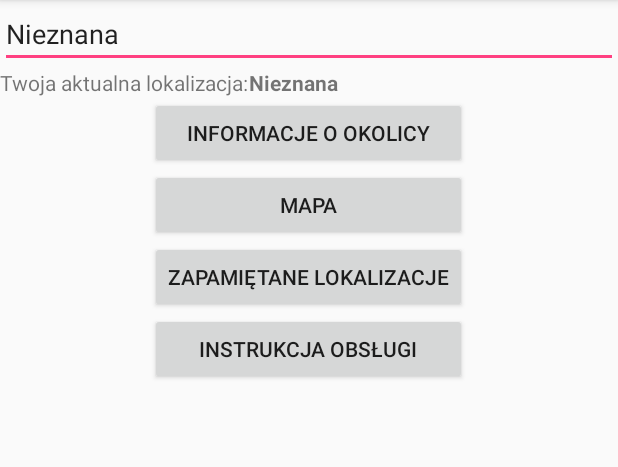
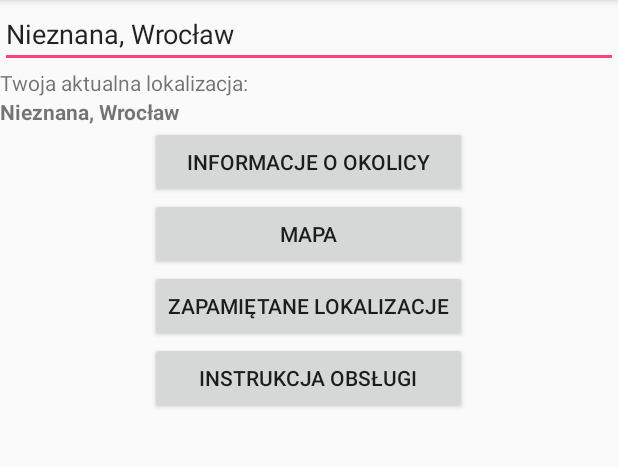
Before and after one commit to mtwolak/zwis2017, an Android app: the screen it shows after launch (MainActivity), in the options menu, after a tap on "Zapamiętaj lokalizację", on a phone screen of 412 x 824 dp, the part 84-551 px from its top. Run offline under Robolectric (Android 15) with nearby library versions, the phone set to English and light mode, and no system bars.

Commit message:
Poprawiłem wyświetlanie miejscowości

```diff
--- a/impl/app/src/main/java/pwr/edu/pl/zwis2017/db/localization/LocalizationManagerDatabase.java
+++ b/impl/app/src/main/java/pwr/edu/pl/zwis2017/db/localization/LocalizationManagerDatabase.java
@@ -10,7 +10,7 @@ public class LocalizationManagerDatabase {
     private final PrimaryLocalizationDb primaryLocalizationDb;
     private final LocalizationDb localizationDb;
     private static final String UNKNOWN_LOCALIZATION = "Nieznana";
-    private static final LocalizationWithCityNamer LOCALIZATION_WITH_CITY_NAME = new LocalizationWithCityNamer("Wrocław");
+    private static final LocalizationWithCityNamer LOCALIZATION_WITH_CITY_NAME = new LocalizationWithCityNamer();
 
 
     public LocalizationManagerDatabase(Context context) {
@@ -47,7 +47,7 @@ public class LocalizationManagerDatabase {
 
     public String getPrimaryLocalization() {
         String localization = this.primaryLocalizationDb.getPrimaryLocalization();
-        return localization == null ? UNKNOWN_LOCALIZATION : LOCALIZATION_WITH_CITY_NAME.addCityName(localization);
+        return localization == null ? UNKNOWN_LOCALIZATION : localization;
     }
 
     public boolean rememberLocalization(String localization) {
--- a/impl/app/src/main/java/pwr/edu/pl/zwis2017/db/localization/LocalizationWithCityNamer.java
+++ b/impl/app/src/main/java/pwr/edu/pl/zwis2017/db/localization/LocalizationWithCityNamer.java
@@ -5,8 +5,8 @@ import java.util.Map;
 
 public class LocalizationWithCityNamer {
 
-    private final String city;
-    private final String cityWithoutPolishChars;
+    private final String city = "Wrocław";
+    private final String cityWithoutPolishChars = getCityWithoutPolishChars(city);
     private static final Map<Character, Character> POLISH_CHAR_TO_ENGLISH;
 
     static
@@ -14,12 +14,6 @@ public class LocalizationWithCityNamer {
         POLISH_CHAR_TO_ENGLISH = new HashMap<>();
         POLISH_CHAR_TO_ENGLISH.put('ł', 'l');
         POLISH_CHAR_TO_ENGLISH.put('Ł', 'L');
-    }
-
-    public LocalizationWithCityNamer(String primaryCity)
-    {
-        this.city = primaryCity;
-        this.cityWithoutPolishChars = getCityWithoutPolishChars(primaryCity);
     }
 
     public String addCityName(String localization) {
--- a/impl/app/src/main/java/pwr/edu/pl/zwis2017/screen/main/MainActivity.java
+++ b/impl/app/src/main/java/pwr/edu/pl/zwis2017/screen/main/MainActivity.java
@@ -13,6 +13,7 @@ import android.widget.Toast;
 
 import pwr.edu.pl.zwis2017.R;
 import pwr.edu.pl.zwis2017.db.localization.LocalizationManagerDatabase;
+import pwr.edu.pl.zwis2017.db.localization.LocalizationWithCityNamer;
 import pwr.edu.pl.zwis2017.screen.localization.ActivitySavedLocalization;
 import pwr.edu.pl.zwis2017.screen.maps.MapActivity;
 import pwr.edu.pl.zwis2017.screen.region.RegionActivity;
@@ -24,6 +25,7 @@ public class MainActivity extends AppCompatActivity {
     private EditText enteredLocalizationEditText;
     private static final String LOCALIZATION_REMEMBERED = "Lokalizacja zapamiętana";
     private static final String LOCALIZATION_CANNOT_BE_REMEMBERED_EXISTS_ALREADY = "Lokalizacja nie może być zapamiętana, ponieważ już istnieje w pamięci";
+    private static final LocalizationWithCityNamer LOCALIZATION_WITH_CITY_NAMER = new LocalizationWithCityNamer();
 
     @Override
     protected void onCreate(Bundle savedInstanceState) {
@@ -97,9 +99,11 @@ public class MainActivity extends AppCompatActivity {
     }
 
     private void rememberLocalization() {
-        if (localizationDatabase.rememberLocalization(getEnteredLocalization())) {
+        String cityToRemember = LOCALIZATION_WITH_CITY_NAMER.addCityName(getEnteredLocalization());
+        if (localizationDatabase.rememberLocalization(cityToRemember)) {
             Toast.makeText(MainActivity.this, LOCALIZATION_REMEMBERED, Toast.LENGTH_LONG).show();
-            actualLocalizationLbl.setText(getEnteredLocalization());
+            actualLocalizationLbl.setText(cityToRemember);
+            enteredLocalizationEditText.setText(cityToRemember);
         } else {
             Toast.makeText(MainActivity.this, LOCALIZATION_CANNOT_BE_REMEMBERED_EXISTS_ALREADY, Toast.LENGTH_LONG).show();
         }
--- a/impl/app/src/main/res/layout/activity_main.xml
+++ b/impl/app/src/main/res/layout/activity_main.xml
@@ -33,18 +33,18 @@
         android:id="@+id/actualLocalizationLbl"
         android:layout_width="wrap_content"
         android:layout_height="wrap_content"
-        android:layout_below="@+id/actualLocalizationTxt"
-        android:layout_toEndOf="@+id/textView"
-        android:layout_toRightOf="@+id/textView"
         android:text="Wybrana lokalizacja"
-        android:textStyle="bold" />
+        android:textStyle="bold"
+        android:layout_below="@+id/textView"
+        android:layout_alignParentLeft="true"
+        android:layout_alignParentStart="true" />
 
     <TableLayout
         android:layout_width="match_parent"
         android:layout_height="match_parent"
         android:layout_alignParentLeft="true"
         android:layout_alignParentStart="true"
-        android:layout_below="@+id/textView">
+        android:layout_below="@+id/actualLocalizationLbl">
 
         <TableRow
             android:layout_width="match_parent"
```
